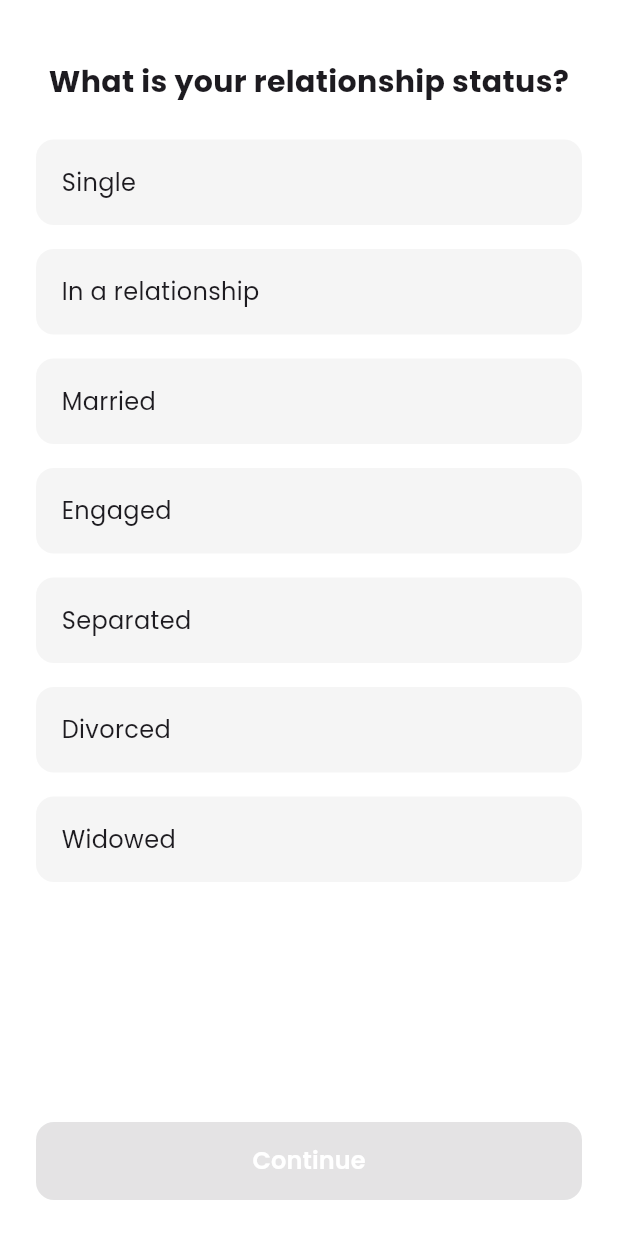
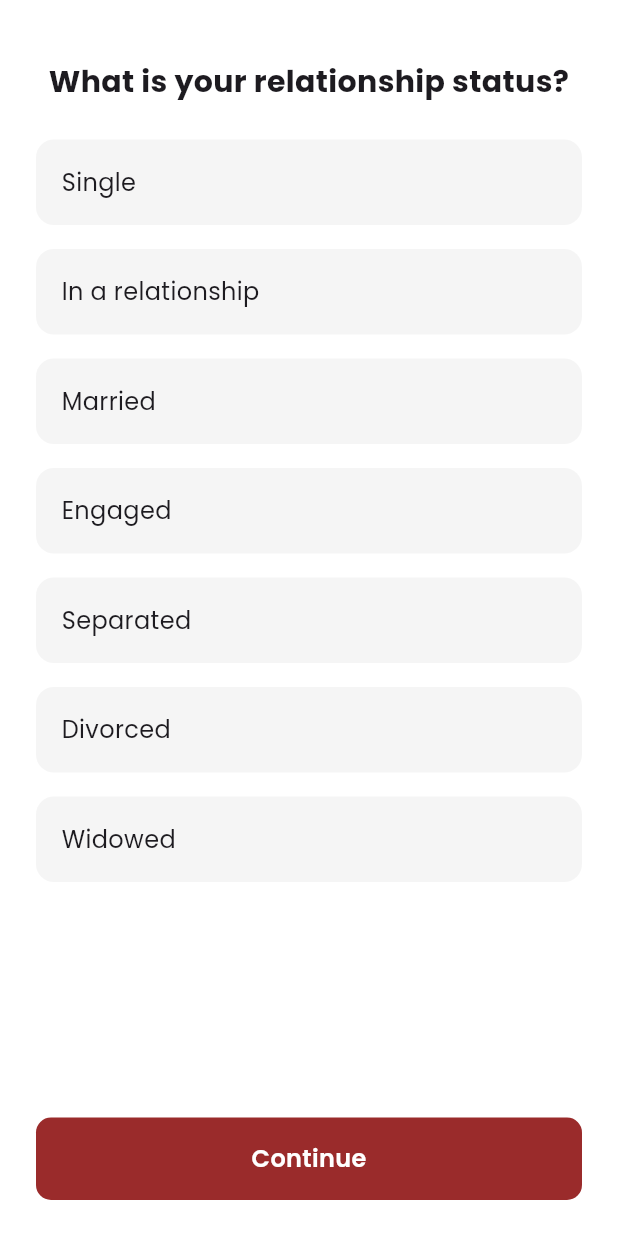
Before and after one commit to Christentimmy/Vetted, a Flutter app: the RelationshipStatusScreen screen opened by its route, on a phone screen of 412 x 824 dp. Run offline on Flutter 3.47's test engine with Material 3 defaults, Android fonts, the phone set to English and light mode, and no system bars; our stand-ins replace cherry_toast, flutter_secure_storage, flutter_signin_button, font_awesome_flutter, get, google_fonts and 4 more; accounts and stored records are empty.

Commit message:
relation status

```diff
--- a/lib/app/modules/profile/views/relationship_status_screen.dart
+++ b/lib/app/modules/profile/views/relationship_status_screen.dart
@@ -1,5 +1,8 @@
-import 'package:Vetted/screens/religion_screen.dart';
+import 'package:Vetted/app/controller/user_controller.dart';
+import 'package:Vetted/app/widgets/custom_button.dart';
 import 'package:flutter/material.dart';
+import 'package:get/get.dart';
+import 'package:google_fonts/google_fonts.dart';
 
 class RelationshipStatusScreen extends StatefulWidget {
   const RelationshipStatusScreen({super.key});
@@ -10,6 +13,7 @@
 }
 
 class _RelationshipStatusScreenState extends State<RelationshipStatusScreen> {
+  final userController = Get.find<UserController>();
   String? _selectedStatus;
 
   final List<String> _statuses = [
@@ -83,41 +87,26 @@
                 ),
               ),
               const SizedBox(height: 16),
-              SizedBox(
-                width: double.infinity,
-                height: 52,
-                child: ElevatedButton(
-                  onPressed:
-                      _selectedStatus != null
-                          ? () {
-                            Navigator.push(
-                              context,
-                              MaterialPageRoute(
-                                builder: (context) => const ReligionScreen(),
-                              ),
-                            );
-                          }
-                          : null,
-
-                  style: ElevatedButton.styleFrom(
-                    backgroundColor:
-                        _selectedStatus != null
-                            ? Colors.red.shade700
-                            : Colors.red.shade200,
-                    shape: RoundedRectangleBorder(
-                      borderRadius: BorderRadius.circular(12),
-                    ),
-                  ),
-                  child: const Text(
-                    'Continue',
-                    style: TextStyle(
-                      color: Colors.white,
-                      fontSize: 16,
-                      fontWeight: FontWeight.w600,
-                    ),
+              CustomButton(
+                ontap: () async {
+                  if (_selectedStatus == null) return;
+                  await userController.updateRelationStatus(
+                    relationStatus: _selectedStatus!,
+                  );
+                },
+                text: "Single",
+                isLoading: userController.isloading,
+                loaderColor: Colors.white,
+                child: Text(
+                  'Continue',
+                  style: GoogleFonts.poppins(
+                    color: Colors.white,
+                    fontSize: 16,
+                    fontWeight: FontWeight.w600,
                   ),
                 ),
               ),
+
               const SizedBox(height: 24),
             ],
           ),
--- a/lib/app/routes/app_pages.dart
+++ b/lib/app/routes/app_pages.dart
@@ -3,6 +3,7 @@
 import 'package:Vetted/app/modules/profile/views/date_of_birth_screen.dart';
 import 'package:Vetted/app/modules/profile/views/input_name_screen.dart';
 import 'package:Vetted/app/modules/profile/views/relationship_status_screen.dart';
+import 'package:Vetted/app/modules/profile/views/religion_screen.dart';
 import 'package:Vetted/app/modules/splash/views/splash_screen.dart';
 import 'package:Vetted/app/routes/app_routes.dart';
 import 'package:Vetted/screens/otp_login_screen.dart';
@@ -38,5 +39,9 @@
       name: AppRoutes.relationshipStatusScreen,
       page: () => const RelationshipStatusScreen(),
     ),
+    GetPage(
+      name: AppRoutes.religionScreen,
+      page: () => const ReligionScreen(),
+    ),
   ];
 }
--- a/lib/app/routes/app_routes.dart
+++ b/lib/app/routes/app_routes.dart
@@ -8,4 +8,5 @@
   static const String inputNameScreen = '/inputNameScreen';
   static const String dateOfBirthScreen = '/dateOfBirthScreen';
   static const String relationshipStatusScreen = '/relationshipStatusScreen';
+  static const String religionScreen = '/religionScreen';
 }
```
Also changed, not shown: lib/app/controller/user_controller.dart (+30 -1 lines), lib/app/data/services/user_service.dart (+29 -0 lines), lib/app/modules/profile/views/religion_screen.dart (added, +97 -0 lines).
